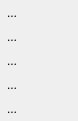
The window that harbour/contrib/hbide/updown_v.ui (harbour/core) describes before a commit, drawn with Qt 5.
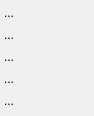
The same window after the commit.

Commit message: 2012-09-05 07:31 UTC-0800 Pritpal Bedi (bedipritpal@hotmail.com)   * contrib/hbide/updown_v.ui     % Reduced: the size of icons to match rest. Now look of toolbars        is more professional.

What changed in the file:
```diff
--- a/harbour/contrib/hbide/updown_v.ui
+++ b/harbour/contrib/hbide/updown_v.ui
@@ -6,7 +6,7 @@
    <rect>
     <x>0</x>
     <y>0</y>
-    <width>78</width>
+    <width>94</width>
     <height>116</height>
    </rect>
   </property>
@@ -31,6 +31,12 @@
    </property>
    <item>
     <widget class="QToolButton" name="buttonNext">
+     <property name="maximumSize">
+      <size>
+       <width>18</width>
+       <height>16</height>
+      </size>
+     </property>
      <property name="text">
       <string>...</string>
      </property>
@@ -41,6 +47,12 @@
    </item>
    <item>
     <widget class="QToolButton" name="buttonPrev">
+     <property name="maximumSize">
+      <size>
+       <width>18</width>
+       <height>16</height>
+      </size>
+     </property>
      <property name="text">
       <string>...</string>
      </property>
@@ -51,6 +63,12 @@
    </item>
    <item>
     <widget class="QToolButton" name="buttonLast">
+     <property name="maximumSize">
+      <size>
+       <width>18</width>
+       <height>16</height>
+      </size>
+     </property>
      <property name="text">
       <string>...</string>
      </property>
@@ -61,6 +79,12 @@
    </item>
    <item>
     <widget class="QToolButton" name="buttonFirst">
+     <property name="maximumSize">
+      <size>
+       <width>18</width>
+       <height>16</height>
+      </size>
+     </property>
      <property name="text">
       <string>...</string>
      </property>
@@ -71,6 +95,12 @@
    </item>
    <item>
     <widget class="QToolButton" name="buttonAll">
+     <property name="maximumSize">
+      <size>
+       <width>18</width>
+       <height>16</height>
+      </size>
+     </property>
      <property name="text">
       <string>...</string>
      </property>
```
The commit also changes 1 other file.
